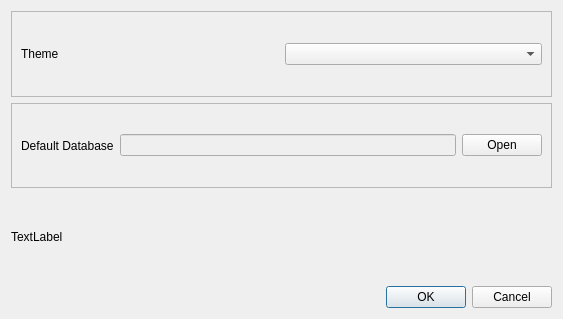
The window that ui/settings.ui (btandersen383/Budget-Manager) describes before a commit, drawn with Qt 5.
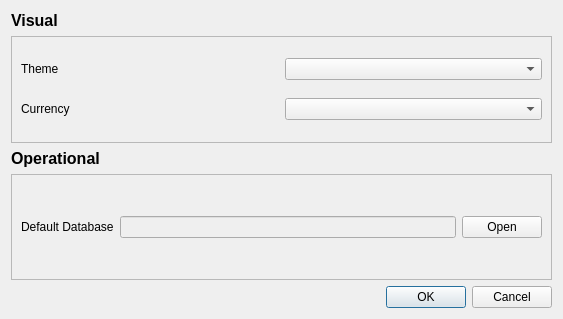
The same window after the commit.

```diff
--- a/ui/settings.ui
+++ b/ui/settings.ui
@@ -14,6 +14,26 @@
    <string>Settings Dialog</string>
   </property>
   <layout class="QVBoxLayout" name="verticalLayout">
+   <item>
+    <widget class="QLabel" name="label_3">
+     <property name="sizePolicy">
+      <sizepolicy hsizetype="Preferred" vsizetype="Maximum">
+       <horstretch>0</horstretch>
+       <verstretch>0</verstretch>
+      </sizepolicy>
+     </property>
+     <property name="font">
+      <font>
+       <pointsize>12</pointsize>
+       <weight>75</weight>
+       <bold>true</bold>
+      </font>
+     </property>
+     <property name="text">
+      <string>Visual</string>
+     </property>
+    </widget>
+   </item>
    <item>
     <widget class="QFrame" name="frame_2">
      <property name="frameShape">
@@ -22,20 +42,50 @@
      <property name="frameShadow">
       <enum>QFrame::Raised</enum>
      </property>
-     <layout class="QHBoxLayout" name="horizontalLayout_2">
-      <item>
+     <layout class="QGridLayout" name="gridLayout">
+      <item row="0" column="0">
        <widget class="QLabel" name="label">
         <property name="text">
          <string>Theme</string>
         </property>
        </widget>
       </item>
-      <item>
-       <widget class="QComboBox" name="comboBox"/>
+      <item row="0" column="1">
+       <widget class="QComboBox" name="themeCombo"/>
+      </item>
+      <item row="1" column="0">
+       <widget class="QLabel" name="label_4">
+        <property name="text">
+         <string>Currency</string>
+        </property>
+       </widget>
+      </item>
+      <item row="1" column="1">
+       <widget class="QComboBox" name="currencyCombo"/>
       </item>
      </layout>
     </widget>
    </item>
+   <item>
+    <widget class="QLabel" name="label_5">
+     <property name="sizePolicy">
+      <sizepolicy hsizetype="Preferred" vsizetype="Maximum">
+       <horstretch>0</horstretch>
+       <verstretch>0</verstretch>
+      </sizepolicy>
+     </property>
+     <property name="font">
+      <font>
+       <pointsize>12</pointsize>
+       <weight>75</weight>
+       <bold>true</bold>
+      </font>
+     </property>
+     <property name="text">
+      <string>Operational</string>
+     </property>
+    </widget>
+   </item>
    <item>
     <widget class="QFrame" name="frame">
      <property name="frameShape">
@@ -69,13 +119,6 @@
      </layout>
     </widget>
    </item>
-   <item>
-    <widget class="QLabel" name="label_3">
-     <property name="text">
-      <string>TextLabel</string>
-     </property>
-    </widget>
-   </item>
    <item>
     <widget class="QDialogButtonBox" name="buttonBox">
      <property name="orientation">
```
